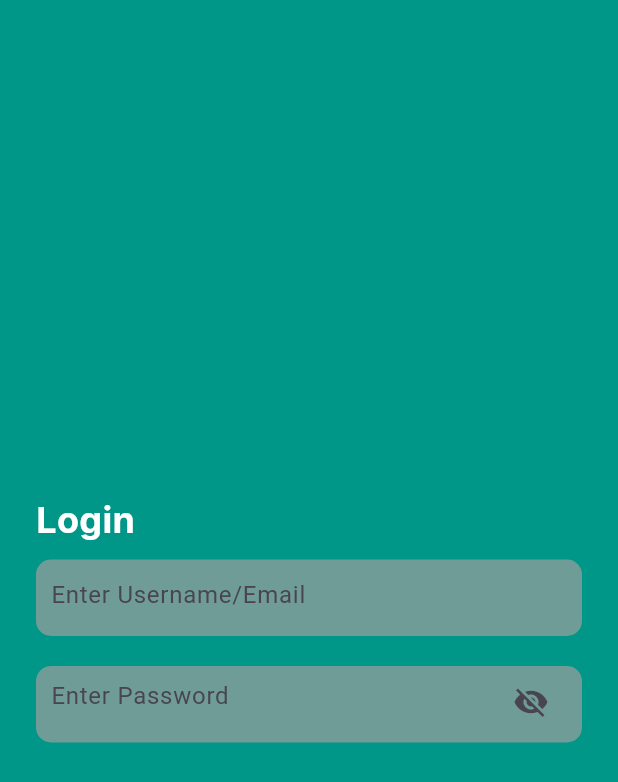
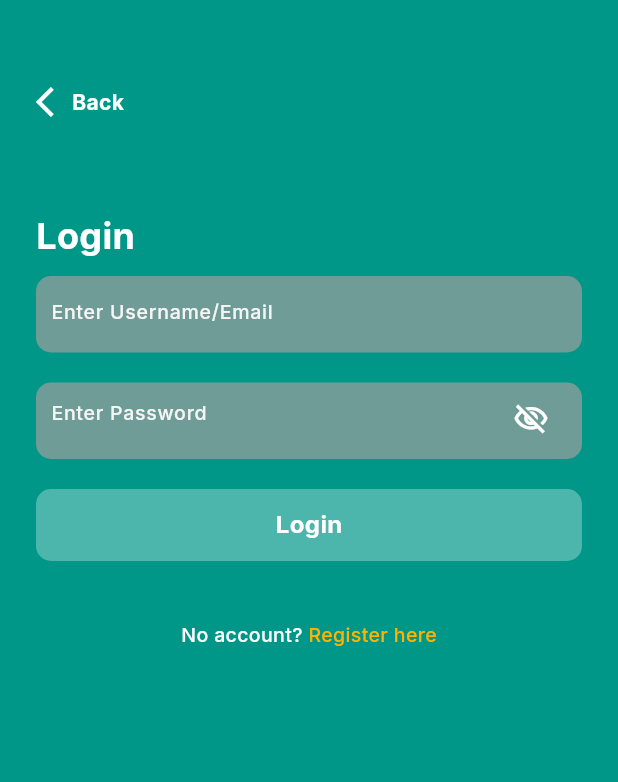
Before and after one commit to NafimAhmed/YouApp, a Flutter app: the screen it shows after launch, on a phone screen of 412 x 824 dp. Shown: the top 782 px of the screen. Run offline on Flutter 3.47's test engine with Material 3 defaults, Android fonts, the phone set to English and light mode, and no system bars; our stand-ins replace flutter_easyloading, get, google_fonts.

Commit message:
login page design done

```diff
--- a/lib/components/password_field_component.dart
+++ b/lib/components/password_field_component.dart
@@ -8,6 +8,7 @@
 import 'package:flutter/cupertino.dart';
 import 'package:flutter/material.dart';
 import 'package:get/get.dart';
+import 'package:google_fonts/google_fonts.dart';
 
 class PasswordfieldComponents extends StatelessWidget{
 
@@ -35,8 +36,13 @@ class PasswordfieldComponents extends StatelessWidget{
         obscureText: isSeen.value,
         controller: textEditingController,
         decoration: InputDecoration(
+          hintStyle: GoogleFonts.inter(
+              fontSize: 13,
+              fontWeight: FontWeight.w500,
+              color: Colors.grey.shade100
+          ),
             border: InputBorder.none,
-            hintText: '${hints}',
+            hintText: hints,
             suffixIcon: InkWell(
               onTap: (){
 
@@ -49,8 +55,9 @@ class PasswordfieldComponents extends StatelessWidget{
               },
                 child: Icon(
                   isSeen==true?
-                    Icons.visibility_off:
-                  Icons.visibility
+                    Icons.visibility_off_outlined:
+                  Icons.visibility_outlined,
+                  color: Colors.white,
                 )
             )
         ),
--- a/lib/components/text_field_component.dart
+++ b/lib/components/text_field_component.dart
@@ -5,8 +5,9 @@
 
 
 
-import 'package:flutter/cupertino.dart';
+// import 'package:flutter/cupertino.dart';
 import 'package:flutter/material.dart';
+import 'package:google_fonts/google_fonts.dart';
 
 class TextfieldComponents extends StatelessWidget{
 
@@ -23,7 +24,7 @@ class TextfieldComponents extends StatelessWidget{
     // TODO: implement build
     return  Container(
       height: 51,
-      padding: EdgeInsets.symmetric(horizontal: 10),
+      padding: const EdgeInsets.symmetric(horizontal: 10),
       decoration: BoxDecoration(
           borderRadius: BorderRadius.circular(10),
           color: Colors.grey.withOpacity(0.7)
@@ -31,8 +32,13 @@ class TextfieldComponents extends StatelessWidget{
       child: TextField(
         controller: textEditingController,
         decoration: InputDecoration(
+            hintStyle: GoogleFonts.inter(
+                fontSize: 13,
+                fontWeight: FontWeight.w500,
+                color: Colors.grey.shade100
+            ),
             border: InputBorder.none,
-            hintText: '${hints}'
+            hintText: hints
         ),
       ),
     );
--- a/lib/login/views/login_view.dart
+++ b/lib/login/views/login_view.dart
@@ -20,12 +20,29 @@ class LoginView extends GetView<LoginController>{
     // TODO: implement build
     return Scaffold(
       backgroundColor: Colors.teal,
+      appBar: AppBar(backgroundColor: Colors.transparent,),
       body: Padding(
         padding: const EdgeInsets.symmetric(horizontal: 24),
         child: Column(
-          mainAxisAlignment: MainAxisAlignment.center,
+          mainAxisAlignment: MainAxisAlignment.start,
           crossAxisAlignment: CrossAxisAlignment.start,
           children: [
+
+            Row(
+              children: [
+                Icon(Icons.arrow_back_ios,color: Colors.white,),
+                Text('Back',style:GoogleFonts.inter(
+                    fontSize: 14,
+                    fontWeight: FontWeight.w700,
+                    color: Colors.white
+                ),)
+              ],
+            ),
+
+
+            SizedBox(height: 60,),
+
+
             Text('Login',
               style: GoogleFonts.inter(
                 fontSize: 24,
@@ -42,9 +59,50 @@ class LoginView extends GetView<LoginController>{
 
             const SizedBox(height: 20,),
 
-            PasswordfieldComponents(textEditingController: controller.passwordController, hints: 'Enter Password')
+            PasswordfieldComponents(textEditingController: controller.passwordController, hints: 'Enter Password'),
 
 
+            const SizedBox(height: 20,),
+
+
+
+            Container(
+              alignment: Alignment.center,
+              width: Get.width,
+              height: 48,
+              child: Text('Login',
+                style: GoogleFonts.inter(
+                    fontSize: 16,
+                    fontWeight: FontWeight.w700,
+                    color: Colors.white
+                ),
+              ),
+
+              decoration: BoxDecoration(
+                color: Colors.teal.shade300,
+                borderRadius: BorderRadius.circular(10)
+              ),
+            ),
+
+            const SizedBox(height: 40,),
+
+
+
+            Row(
+              mainAxisAlignment: MainAxisAlignment.center,
+              children: [
+                Text('No account? ',style: GoogleFonts.inter(
+                fontSize: 13,
+                fontWeight: FontWeight.w500,
+                color: Colors.white
+            ),),
+                Text('Register here',style: GoogleFonts.inter(
+                    fontSize: 13,
+                    fontWeight: FontWeight.w500,
+                    color: Colors.amber.shade600
+                ),),
+              ],
+            )
 
 
 
```
